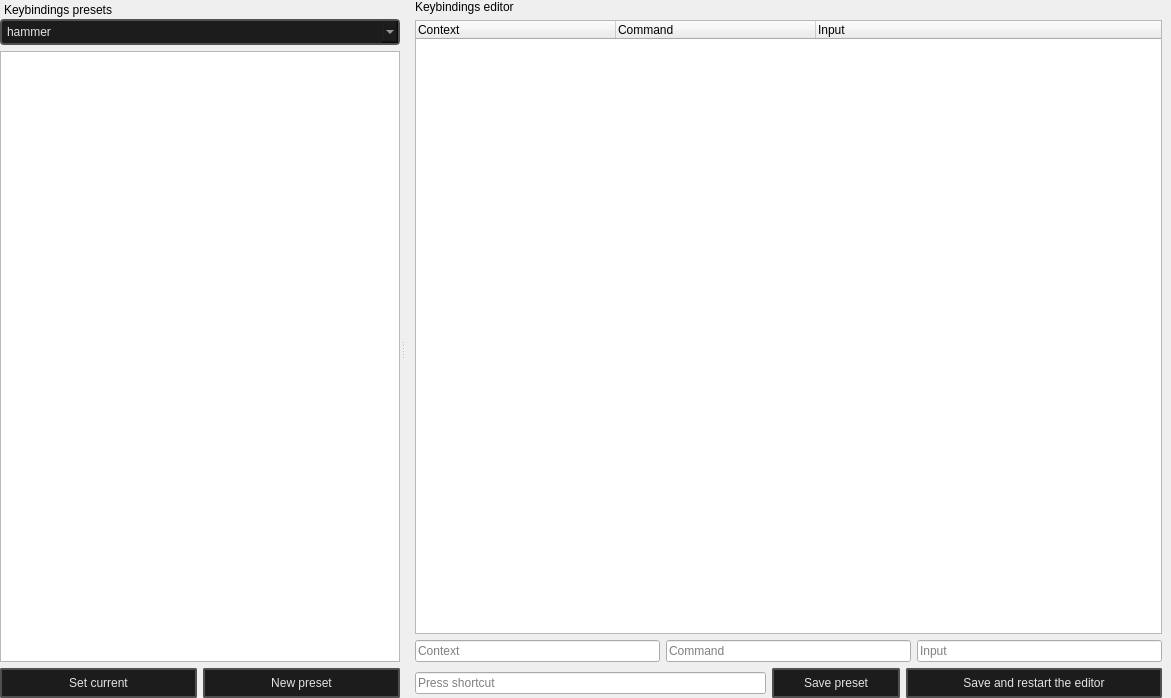
Qt form hotkey_editor/main.ui (dertwist/Hammer5Tools) before a commit.
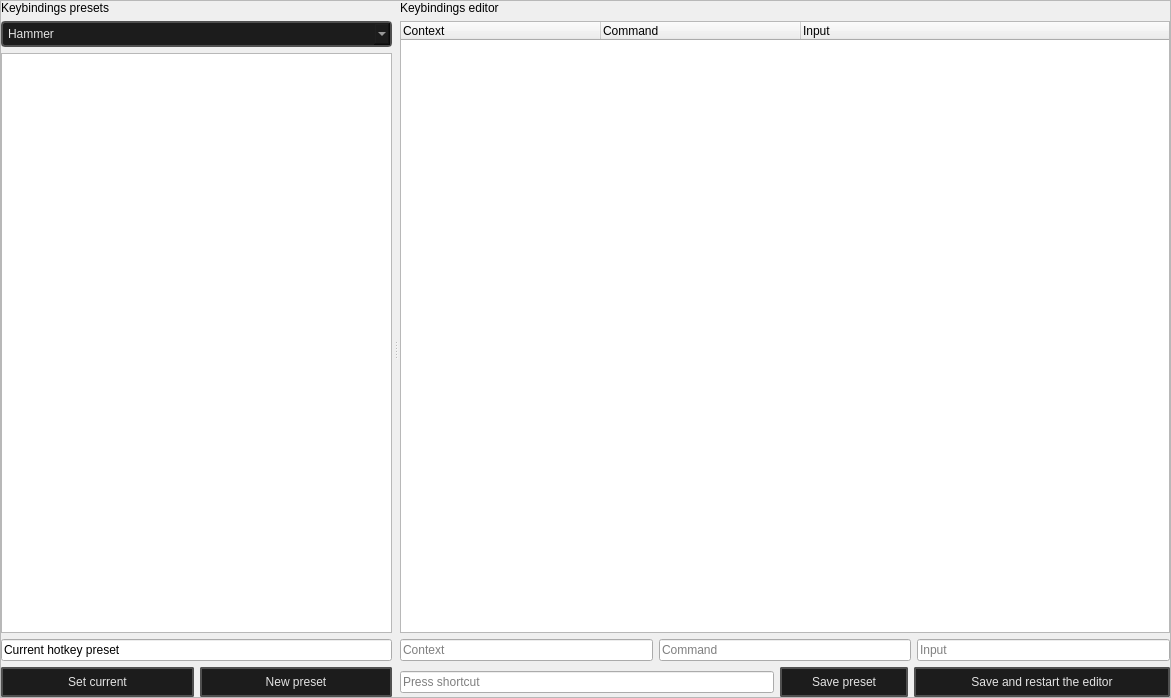
The same form after that commit. Icons and pictures are not drawn.

```diff
--- a/hotkey_editor/main.ui
+++ b/hotkey_editor/main.ui
@@ -16,223 +16,26 @@
   <widget class="QWidget" name="centralwidget">
    <layout class="QVBoxLayout" name="verticalLayout_2">
     <property name="leftMargin">
-     <number>9</number>
+     <number>0</number>
     </property>
     <property name="topMargin">
      <number>0</number>
     </property>
     <property name="rightMargin">
-     <number>9</number>
+     <number>0</number>
     </property>
     <property name="bottomMargin">
      <number>0</number>
     </property>
     <item>
-     <widget class="QLabel" name="label">
-      <property name="text">
-       <string>Keybindings editor</string>
+     <widget class="QFrame" name="frame">
+      <property name="frameShape">
+       <enum>QFrame::StyledPanel</enum>
       </property>
-     </widget>
-    </item>
-    <item>
-     <widget class="QTreeWidget" name="treeWidget">
-      <attribute name="headerMinimumSectionSize">
-       <number>150</number>
-      </attribute>
-      <attribute name="headerDefaultSectionSize">
-       <number>200</number>
-      </attribute>
-      <column>
-       <property name="text">
-        <string notr="true">Context</string>
-       </property>
-      </column>
-      <column>
-       <property name="text">
-        <string>Command</string>
-       </property>
-      </column>
-      <column>
-       <property name="text">
-        <string>Input</string>
-       </property>
-      </column>
-     </widget>
-    </item>
-    <item>
-     <layout class="QHBoxLayout" name="horizontalLayout_4">
-      <item>
-       <widget class="QLineEdit" name="lineEdit">
-        <property name="placeholderText">
-         <string>Context</string>
-        </property>
-       </widget>
-      </item>
-      <item>
-       <widget class="QLineEdit" name="lineEdit_3">
-        <property name="placeholderText">
-         <string>Command</string>
-        </property>
-       </widget>
-      </item>
-      <item>
-       <widget class="QLineEdit" name="lineEdit_2">
-        <property name="placeholderText">
-         <string>Input</string>
-        </property>
-       </widget>
-      </item>
-     </layout>
-    </item>
-    <item>
-     <layout class="QHBoxLayout" name="horizontalLayout_6">
-      <item>
-       <widget class="QKeySequenceEdit" name="keySequenceEdit"/>
-      </item>
-      <item>
-       <widget class="QPushButton" name="cerate_file_button_4">
-        <property name="minimumSize">
-         <size>
-          <width>128</width>
-          <height>0</height>
-         </size>
-        </property>
-        <property name="toolTip">
-         <string>&lt;html&gt;&lt;head/&gt;&lt;body&gt;&lt;p&gt;Ctrl + N&lt;/p&gt;&lt;/body&gt;&lt;/html&gt;</string>
-        </property>
-        <property name="styleSheet">
-         <string notr="true">
-    /* QPushButton default and hover styles */
-    QPushButton {
-
-        font: 580 9pt &quot;Segoe UI&quot;;
-	
-
-        border: 2px solid black;
-        border-radius: 2px;
-        border-color: rgba(80, 80, 80, 255);
-        height:22px;
-        padding-top: 2px;
-        padding-bottom:2px;
-        padding-left: 4px;
-        padding-right: 4px;
-        color: #E3E3E3;
-        background-color: #1C1C1C;
-    }
-    QPushButton:hover {
-        background-color: #414956;
-        color: white;
-    }
-    QPushButton:pressed {
-        background-color: red;
-        background-color: #1C1C1C;
-        margin: 1 px;
-        margin-left: 2px;
-        margin-right: 2px;
-
-    }</string>
-        </property>
-        <property name="text">
-         <string>Save preset</string>
-        </property>
-        <property name="icon">
-         <iconset resource="../resources.qrc">
-          <normaloff>:/icons/save_16dp_9D9D9D_FILL0_wght400_GRAD0_opsz20.svg</normaloff>:/icons/save_16dp_9D9D9D_FILL0_wght400_GRAD0_opsz20.svg</iconset>
-        </property>
-        <property name="iconSize">
-         <size>
-          <width>20</width>
-          <height>20</height>
-         </size>
-        </property>
-        <property name="shortcut">
-         <string>Ctrl+N</string>
-        </property>
-       </widget>
-      </item>
-      <item>
-       <widget class="QPushButton" name="cerate_file_button_3">
-        <property name="minimumSize">
-         <size>
-          <width>256</width>
-          <height>0</height>
-         </size>
-        </property>
-        <property name="toolTip">
-         <string>&lt;html&gt;&lt;head/&gt;&lt;body&gt;&lt;p&gt;Ctrl + N&lt;/p&gt;&lt;/body&gt;&lt;/html&gt;</string>
-        </property>
-        <property name="styleSheet">
-         <string notr="true">
-    /* QPushButton default and hover styles */
-    QPushButton {
-
-        font: 580 9pt &quot;Segoe UI&quot;;
-	
-
-        border: 2px solid black;
-        border-radius: 2px;
-        border-color: rgba(80, 80, 80, 255);
-        height:22px;
-        padding-top: 2px;
-        padding-bottom:2px;
-        padding-left: 4px;
-        padding-right: 4px;
-        color: #E3E3E3;
-        background-color: #1C1C1C;
-    }
-    QPushButton:hover {
-        background-color: #414956;
-        color: white;
-    }
-    QPushButton:pressed {
-        background-color: red;
-        background-color: #1C1C1C;
-        margin: 1 px;
-        margin-left: 2px;
-        margin-right: 2px;
-
-    }</string>
-        </property>
-        <property name="text">
-         <string>Save and restart the editor</string>
-        </property>
-        <property name="icon">
-         <iconset resource="../resources.qrc">
-          <normaloff>:/icons/all_match_24dp_9D9D9D_FILL0_wght400_GRAD0_opsz24.svg</normaloff>:/icons/all_match_24dp_9D9D9D_FILL0_wght400_GRAD0_opsz24.svg</iconset>
-        </property>
-        <property name="iconSize">
-         <size>
-          <width>20</width>
-          <height>20</height>
-         </size>
-        </property>
-        <property name="shortcut">
-         <string>Ctrl+N</string>
-        </property>
-       </widget>
-      </item>
-     </layout>
-    </item>
-   </layout>
-  </widget>
-  <widget class="QDockWidget" name="dockWidget">
-   <property name="features">
-    <set>QDockWidget::DockWidgetMovable</set>
-   </property>
-   <property name="windowTitle">
-    <string>Keybindings presets</string>
-   </property>
-   <attribute name="dockWidgetArea">
-    <number>1</number>
-   </attribute>
-   <widget class="QWidget" name="dockWidgetContents">
-    <property name="minimumSize">
-     <size>
-      <width>400</width>
-      <height>0</height>
-     </size>
-    </property>
-    <layout class="QVBoxLayout" name="verticalLayout">
+      <property name="frameShadow">
+       <enum>QFrame::Raised</enum>
+      </property>
+      <layout class="QVBoxLayout" name="verticalLayout_5">
      <property name="leftMargin">
       <number>0</number>
      </property>
@@ -246,6 +49,26 @@
       <number>0</number>
      </property>
      <item>
+        <widget class="QSplitter" name="splitter">
+         <property name="orientation">
+          <enum>Qt::Horizontal</enum>
+         </property>
+         <property name="handleWidth">
+          <number>8</number>
+         </property>
+         <property name="childrenCollapsible">
+          <bool>false</bool>
+         </property>
+         <widget class="QWidget" name="">
+          <layout class="QVBoxLayout" name="verticalLayout_4">
+           <item>
+            <widget class="QLabel" name="label_3">
+             <property name="text">
+              <string>Keybindings presets</string>
+             </property>
+            </widget>
+           </item>
+           <item>
       <widget class="QComboBox" name="comboBox">
        <property name="styleSheet">
         <string notr="true">QMenu {
@@ -409,7 +232,7 @@
        </property>
        <item>
         <property name="text">
-         <string>hammer</string>
+               <string>Hammer</string>
         </property>
        </item>
       </widget>
@@ -417,6 +240,16 @@
      <item>
       <widget class="QListWidget" name="presets_list"/>
      </item>
+           <item>
+            <widget class="QLineEdit" name="current_preset">
+             <property name="text">
+              <string>Current hotkey preset</string>
+             </property>
+             <property name="readOnly">
+              <bool>true</bool>
+             </property>
+            </widget>
+           </item>
      <item>
       <layout class="QHBoxLayout" name="horizontalLayout_3">
        <item>
@@ -533,6 +366,202 @@
      </item>
     </layout>
    </widget>
+         <widget class="QWidget" name="">
+          <layout class="QVBoxLayout" name="verticalLayout_3">
+           <item>
+            <widget class="QLabel" name="label">
+             <property name="text">
+              <string>Keybindings editor</string>
+             </property>
+            </widget>
+           </item>
+           <item>
+            <widget class="QTreeWidget" name="treeWidget">
+             <attribute name="headerMinimumSectionSize">
+              <number>150</number>
+             </attribute>
+             <attribute name="headerDefaultSectionSize">
+              <number>200</number>
+             </attribute>
+             <column>
+              <property name="text">
+               <string notr="true">Context</string>
+              </property>
+             </column>
+             <column>
+              <property name="text">
+               <string>Command</string>
+              </property>
+             </column>
+             <column>
+              <property name="text">
+               <string>Input</string>
+              </property>
+             </column>
+            </widget>
+           </item>
+           <item>
+            <layout class="QHBoxLayout" name="horizontalLayout_4">
+             <item>
+              <widget class="QLineEdit" name="lineEdit">
+               <property name="placeholderText">
+                <string>Context</string>
+               </property>
+              </widget>
+             </item>
+             <item>
+              <widget class="QLineEdit" name="lineEdit_3">
+               <property name="placeholderText">
+                <string>Command</string>
+               </property>
+              </widget>
+             </item>
+             <item>
+              <widget class="QLineEdit" name="lineEdit_2">
+               <property name="placeholderText">
+                <string>Input</string>
+               </property>
+              </widget>
+             </item>
+            </layout>
+           </item>
+           <item>
+            <layout class="QHBoxLayout" name="horizontalLayout_6">
+             <item>
+              <widget class="QKeySequenceEdit" name="keySequenceEdit"/>
+             </item>
+             <item>
+              <widget class="QPushButton" name="cerate_file_button_4">
+               <property name="minimumSize">
+                <size>
+                 <width>128</width>
+                 <height>0</height>
+                </size>
+               </property>
+               <property name="toolTip">
+                <string>&lt;html&gt;&lt;head/&gt;&lt;body&gt;&lt;p&gt;Ctrl + N&lt;/p&gt;&lt;/body&gt;&lt;/html&gt;</string>
+               </property>
+               <property name="styleSheet">
+                <string notr="true">
+    /* QPushButton default and hover styles */
+    QPushButton {
+
+        font: 580 9pt &quot;Segoe UI&quot;;
+	
+
+        border: 2px solid black;
+        border-radius: 2px;
+        border-color: rgba(80, 80, 80, 255);
+        height:22px;
+        padding-top: 2px;
+        padding-bottom:2px;
+        padding-left: 4px;
+        padding-right: 4px;
+        color: #E3E3E3;
+        background-color: #1C1C1C;
+    }
+    QPushButton:hover {
+        background-color: #414956;
+        color: white;
+    }
+    QPushButton:pressed {
+        background-color: red;
+        background-color: #1C1C1C;
+        margin: 1 px;
+        margin-left: 2px;
+        margin-right: 2px;
+
+    }</string>
+               </property>
+               <property name="text">
+                <string>Save preset</string>
+               </property>
+               <property name="icon">
+                <iconset resource="../resources.qrc">
+                 <normaloff>:/icons/save_16dp_9D9D9D_FILL0_wght400_GRAD0_opsz20.svg</normaloff>:/icons/save_16dp_9D9D9D_FILL0_wght400_GRAD0_opsz20.svg</iconset>
+               </property>
+               <property name="iconSize">
+                <size>
+                 <width>20</width>
+                 <height>20</height>
+                </size>
+               </property>
+               <property name="shortcut">
+                <string>Ctrl+N</string>
+               </property>
+              </widget>
+             </item>
+             <item>
+              <widget class="QPushButton" name="cerate_file_button_3">
+               <property name="minimumSize">
+                <size>
+                 <width>256</width>
+                 <height>0</height>
+                </size>
+               </property>
+               <property name="toolTip">
+                <string>&lt;html&gt;&lt;head/&gt;&lt;body&gt;&lt;p&gt;Ctrl + N&lt;/p&gt;&lt;/body&gt;&lt;/html&gt;</string>
+               </property>
+               <property name="styleSheet">
+                <string notr="true">
+    /* QPushButton default and hover styles */
+    QPushButton {
+
+        font: 580 9pt &quot;Segoe UI&quot;;
+	
+
+        border: 2px solid black;
+        border-radius: 2px;
+        border-color: rgba(80, 80, 80, 255);
+        height:22px;
+        padding-top: 2px;
+        padding-bottom:2px;
+        padding-left: 4px;
+        padding-right: 4px;
+        color: #E3E3E3;
+        background-color: #1C1C1C;
+    }
+    QPushButton:hover {
+        background-color: #414956;
+        color: white;
+    }
+    QPushButton:pressed {
+        background-color: red;
+        background-color: #1C1C1C;
+        margin: 1 px;
+        margin-left: 2px;
+        margin-right: 2px;
+
+    }</string>
+               </property>
+               <property name="text">
+                <string>Save and restart the editor</string>
+               </property>
+               <property name="icon">
+                <iconset resource="../resources.qrc">
+                 <normaloff>:/icons/all_match_24dp_9D9D9D_FILL0_wght400_GRAD0_opsz24.svg</normaloff>:/icons/all_match_24dp_9D9D9D_FILL0_wght400_GRAD0_opsz24.svg</iconset>
+               </property>
+               <property name="iconSize">
+                <size>
+                 <width>20</width>
+                 <height>20</height>
+                </size>
+               </property>
+               <property name="shortcut">
+                <string>Ctrl+N</string>
+               </property>
+              </widget>
+             </item>
+            </layout>
+           </item>
+          </layout>
+         </widget>
+        </widget>
+       </item>
+      </layout>
+     </widget>
+    </item>
+   </layout>
   </widget>
   <action name="actionSave">
    <property name="text">
```
Lines whose indentation alone changed are shown as unchanged.
